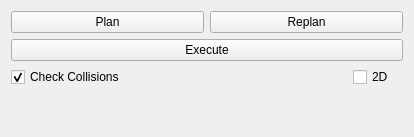
Before: the Qt Designer form resources/pal_fsp_gui.ui in pal-robotics/pal_fsp_gui, drawn with Qt 5.
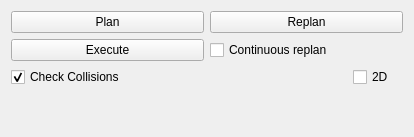
After: the same form once the commit is applied.

Commit message: Add checkbox for continuous replan

Patch:
```diff
--- a/resources/pal_fsp_gui.ui
+++ b/resources/pal_fsp_gui.ui
@@ -33,11 +33,22 @@
     </layout>
    </item>
    <item>
+    <layout class="QHBoxLayout" name="horizontalLayout_2">
+     <item>
     <widget class="QPushButton" name="execute_btn_">
      <property name="text">
       <string>Execute</string>
      </property>
     </widget>
+     </item>
+     <item>
+      <widget class="QCheckBox" name="cont_replan_">
+       <property name="text">
+        <string>Continuous replan</string>
+       </property>
+      </widget>
+     </item>
+    </layout>
    </item>
    <item>
     <layout class="QHBoxLayout" name="horizontalLayout_2">
```
Lines whose indentation alone changed are shown as unchanged. The commit also changes 1 other file.
